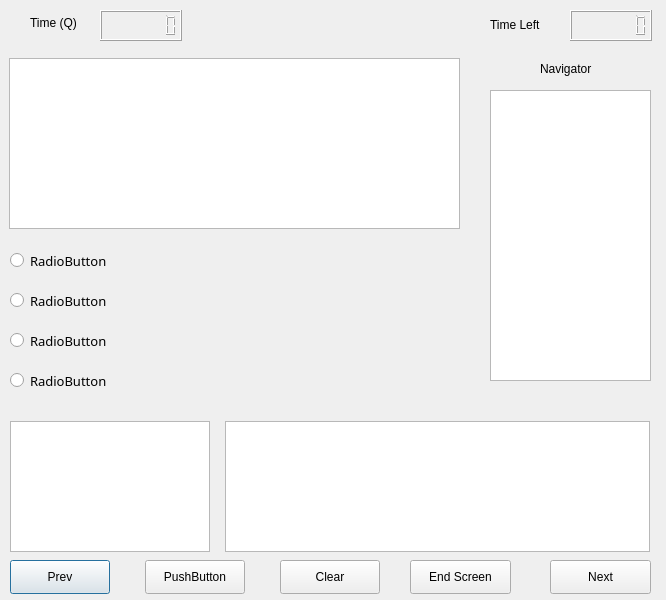
Old version of the form QuestionFrame.ui in the repository VGisHere/MCQ_Test_GUI.
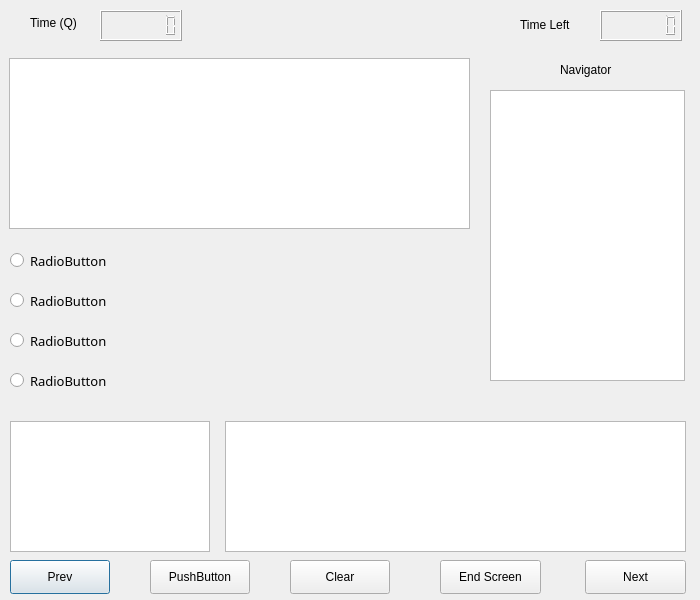
New version of the form.

```diff
--- a/QuestionFrame.ui
+++ b/QuestionFrame.ui
@@ -6,7 +6,7 @@
    <rect>
     <x>0</x>
     <y>0</y>
-    <width>666</width>
+    <width>700</width>
     <height>600</height>
    </rect>
   </property>
@@ -42,7 +42,7 @@
   <widget class="QLabel" name="label">
    <property name="geometry">
     <rect>
-     <x>490</x>
+     <x>520</x>
      <y>9</y>
      <width>71</width>
      <height>31</height>
@@ -55,7 +55,7 @@
   <widget class="QLCDNumber" name="lcdNumber">
    <property name="geometry">
     <rect>
-     <x>570</x>
+     <x>600</x>
      <y>10</y>
      <width>82</width>
      <height>31</height>
@@ -70,7 +70,7 @@
     <rect>
      <x>9</x>
      <y>58</y>
-     <width>451</width>
+     <width>461</width>
      <height>171</height>
     </rect>
    </property>
@@ -78,10 +78,10 @@
   <widget class="QLabel" name="label_3">
    <property name="geometry">
     <rect>
-     <x>540</x>
+     <x>560</x>
      <y>60</y>
-     <width>65</width>
-     <height>18</height>
+     <width>71</width>
+     <height>20</height>
     </rect>
    </property>
    <property name="text">
@@ -93,10 +93,19 @@
     <rect>
      <x>490</x>
      <y>90</y>
-     <width>161</width>
+     <width>195</width>
      <height>291</height>
     </rect>
    </property>
+   <property name="font">
+    <font>
+     <family>Google Sans</family>
+     <pointsize>10</pointsize>
+    </font>
+   </property>
+   <property name="autoScrollMargin">
+    <number>12</number>
+   </property>
   </widget>
   <widget class="QRadioButton" name="radioButton">
    <property name="geometry">
@@ -211,7 +220,7 @@
   <widget class="QPushButton" name="pushButton_2">
    <property name="geometry">
     <rect>
-     <x>550</x>
+     <x>585</x>
      <y>560</y>
      <width>101</width>
      <height>34</height>
@@ -224,7 +233,7 @@
   <widget class="QPushButton" name="pushButton_3">
    <property name="geometry">
     <rect>
-     <x>145</x>
+     <x>150</x>
      <y>560</y>
      <width>100</width>
      <height>34</height>
@@ -237,7 +246,7 @@
   <widget class="QPushButton" name="pushButton_4">
    <property name="geometry">
     <rect>
-     <x>410</x>
+     <x>440</x>
      <y>560</y>
      <width>101</width>
      <height>34</height>
@@ -250,7 +259,7 @@
   <widget class="QPushButton" name="pushButton_5">
    <property name="geometry">
     <rect>
-     <x>280</x>
+     <x>290</x>
      <y>560</y>
      <width>100</width>
      <height>34</height>
@@ -265,7 +274,7 @@
     <rect>
      <x>225</x>
      <y>421</y>
-     <width>425</width>
+     <width>461</width>
      <height>131</height>
     </rect>
    </property>
```
